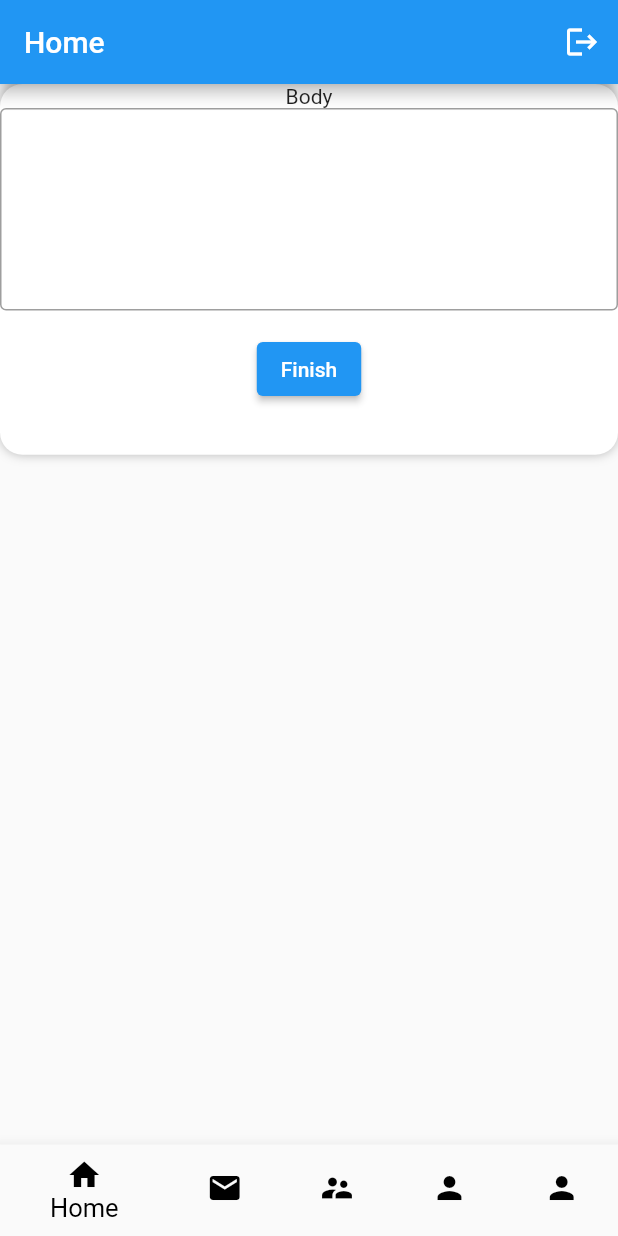
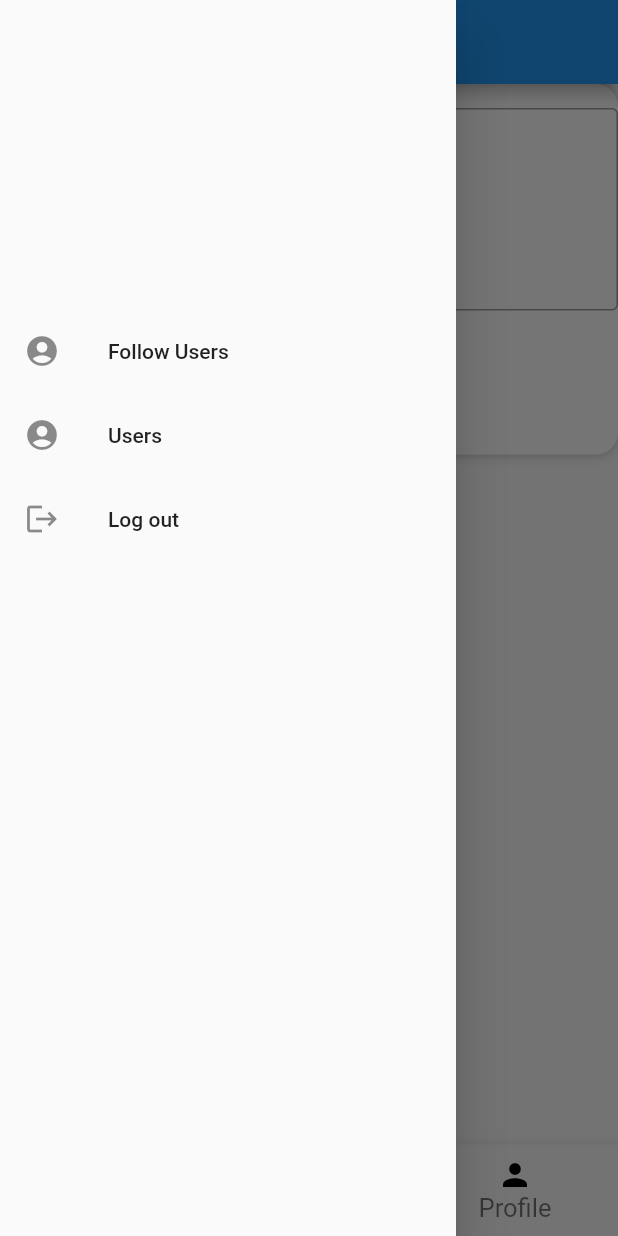
Before and after one commit to haroonkhan335/friends_making, a Flutter app: the HomeScreen screen opened directly, with the side drawer open (before the commit the screen has no drawer), on a phone screen of 412 x 824 dp. Run offline on Flutter 3.47's test engine with Material 2 defaults, Android fonts, the phone set to English and light mode, and no system bars; our stand-ins replace bubble, cached_network_image, cloud_firestore, firebase_auth, firebase_core, firebase_database and 7 more; accounts and stored records are empty.

Commit message:
code polishing initiated

```diff
--- /dev/null
+++ b/lib/common/appDrawer.dart
@@ -0,0 +1,39 @@
+import 'package:flutter/material.dart';
+import 'package:friends_making/utils/pages.dart';
+import 'package:get/get.dart';
+
+class AppDrawer extends StatelessWidget {
+  @override
+  Widget build(BuildContext context) {
+    return Drawer(
+        child: Container(
+      height: Get.height,
+      child: Column(
+        children: [
+          SizedBox(height: Get.height * 0.25),
+          ListTile(
+            onTap: () {
+              Get.toNamed(Pages.FOLLOW_USERS);
+            },
+            leading: Icon(Icons.account_circle),
+            title: Text('Follow Users'),
+          ),
+          ListTile(
+            onTap: () {
+              Get.toNamed(Pages.USERS);
+            },
+            leading: Icon(Icons.account_circle),
+            title: Text('Users'),
+          ),
+          ListTile(
+            onTap: () {
+              Get.toNamed(Pages.USERS);
+            },
+            leading: Icon(Icons.logout),
+            title: Text('Log out'),
+          ),
+        ],
+      ),
+    ));
+  }
+}
--- a/lib/src/auth/controllers/authController.dart
+++ b/lib/src/auth/controllers/authController.dart
@@ -15,6 +15,8 @@ class AuthController extends GetxController {
 
   UserModel user;
 
+  bool isHiddenPassword = true;
+
   bool isAuthenticationCompleted = false;
 
   AuthService authService = AuthService();
@@ -26,8 +28,7 @@ class AuthController extends GetxController {
   }
 
   void login() async {
-    this.user =
-        await authService.login(emailController.text, passwordController.text);
+    this.user = await authService.login(emailController.text, passwordController.text);
     update();
   }
 
@@ -38,18 +39,11 @@ class AuthController extends GetxController {
 
   void signUp() async {
     if (pickedFile == null) {
-      Get.snackbar('', '',
-          titleText: Text('Please select an image',
-              style: TextStyle(color: Colors.red)));
+      Get.snackbar('', '', titleText: Text('Please select an image', style: TextStyle(color: Colors.red)));
       return;
     }
-    user = await authService.signUpUser(
-        emailController.text, passwordController.text,
-        image: pickedFile,
-        userData: {
-          'fullName': fullNameController.text,
-          'email': emailController.text
-        });
+    user = await authService.signUpUser(emailController.text, passwordController.text,
+        image: pickedFile, userData: {'fullName': fullNameController.text, 'email': emailController.text});
     if (user != null) Get.back();
     update();
   }
--- a/lib/src/home/controllers/homeController.dart
+++ b/lib/src/home/controllers/homeController.dart
@@ -1,25 +1,32 @@
 import 'package:flutter/material.dart';
 import 'package:friends_making/src/home/widgets/chats.dart';
 import 'package:friends_making/src/home/widgets/feed.dart';
-import 'package:friends_making/src/home/widgets/followUsers.dart';
 import 'package:friends_making/src/home/widgets/profile.dart';
-import 'package:friends_making/src/home/widgets/usersToFollow.dart';
 import 'package:get/get.dart';
+
+enum HomeScreens { Home, Chats, Profile }
 
 class HomeController extends GetxController {
   PageController homePagesController = PageController(initialPage: 0);
 
   int currentpage = 0;
 
+  HomeScreens currentScreen = HomeScreens.Home;
+
   List<Widget> homePages = [
     Feed(),
     Chats(),
-    UsersToFollow(),
-    FollowUsers(),
     Profile(),
   ];
 
   void changePage(int page) {
+    if (page == 0) {
+      currentScreen = HomeScreens.Home;
+    } else if (page == 1) {
+      currentScreen = HomeScreens.Chats;
+    } else if (page == 2) {
+      currentScreen = HomeScreens.Profile;
+    }
     this.currentpage = page;
     homePagesController.jumpToPage(currentpage);
 
--- a/lib/src/home/screens/homeScreen.dart
+++ b/lib/src/home/screens/homeScreen.dart
@@ -1,7 +1,7 @@
 import 'package:flutter/material.dart';
+import 'package:friends_making/common/appDrawer.dart';
 import 'package:friends_making/src/auth/controllers/authController.dart';
 import 'package:friends_making/src/home/controllers/homeController.dart';
-import 'package:friends_making/utils/pages.dart';
 import 'package:get/get.dart';
 import 'package:friends_making/src/home/widgets/bottomNavigation.dart';
 
@@ -11,17 +11,17 @@ class HomeScreen extends StatelessWidget {
   @override
   Widget build(BuildContext context) {
     return Scaffold(
+      drawer: AppDrawer(),
       bottomNavigationBar: BottomNavigation(),
       appBar: AppBar(
-        title: Text('Home'),
-        actions: [
-          IconButton(
-            icon: Icon(Icons.logout),
-            onPressed: () {
-              authController.logOut();
-            },
-          )
-        ],
+        title: GetBuilder<HomeController>(
+          // id: 0,
+          builder: (_) => Text(controller.currentScreen == HomeScreens.Home
+              ? 'Home'
+              : controller.currentScreen == HomeScreens.Chats
+                  ? 'Chats'
+                  : 'Profile'),
+        ),
       ),
       body: Center(
         child: Column(
--- a/lib/src/home/widgets/bottomNavigation.dart
+++ b/lib/src/home/widgets/bottomNavigation.dart
@@ -15,11 +15,9 @@ class BottomNavigation extends StatelessWidget {
         selectedLabelStyle: TextStyle(color: Colors.black, fontSize: 17),
         unselectedLabelStyle: TextStyle(color: Colors.black, fontSize: 17),
         onTap: (int i) {
-          print(i);
           homeController.changePage(i);
         },
-        currentIndex: homeController
-            .currentpage, // this will be set when a new tab is tapped
+        currentIndex: homeController.currentpage, // this will be set when a new tab is tapped
         items: [
           BottomNavigationBarItem(
             icon: Icon(
@@ -30,15 +28,7 @@ class BottomNavigation extends StatelessWidget {
           ),
           BottomNavigationBarItem(
             icon: Icon(Icons.mail),
-            label: 'Messages',
-          ),
-          BottomNavigationBarItem(
-            icon: Icon(Icons.supervisor_account_sharp),
-            label: 'Users',
-          ),
-          BottomNavigationBarItem(
-            icon: Icon(Icons.person),
-            label: 'Follow',
+            label: 'Chats',
           ),
           BottomNavigationBarItem(
             icon: Icon(Icons.person),
--- a/lib/utils/pages.dart
+++ b/lib/utils/pages.dart
@@ -2,6 +2,8 @@ import 'package:friends_making/src/auth/screens/authenticationLanding.dart';
 import 'package:friends_making/src/auth/screens/loginScreen.dart';
 import 'package:friends_making/src/auth/screens/signUpScreen.dart';
 import 'package:friends_making/src/home/screens/comments.dart';
+import 'package:friends_making/src/home/widgets/followUsers.dart';
+import 'package:friends_making/src/home/widgets/usersToFollow.dart';
 import 'package:get/get.dart';
 
 class Pages {
@@ -9,11 +11,15 @@ class Pages {
     GetPage(name: '/auth_landing', page: () => AuthenticationLanding()),
     GetPage(name: LOGIN, page: () => LoginScreen()),
     GetPage(name: SIGN_UP, page: () => SignUpScreen()),
-    GetPage(name: COMMENTS, page: () => Comments())
+    GetPage(name: COMMENTS, page: () => Comments()),
+    GetPage(name: FOLLOW_USERS, page: () => FollowUsers()),
+    GetPage(name: USERS, page: () => UsersToFollow())
   ];
 
   static const String AUTH_LANDING = '/auth_landing';
   static const String LOGIN = '/login';
   static const String SIGN_UP = '/sign_up';
   static const String COMMENTS = '/comments';
+  static const String FOLLOW_USERS = '/followUsers';
+  static const String USERS = '/users';
 }
```
Also changed, not shown: lib/src/auth/screens/loginScreen.dart (+11 -1 lines), lib/src/home/widgets/followUsers.dart (+17 -4 lines).
